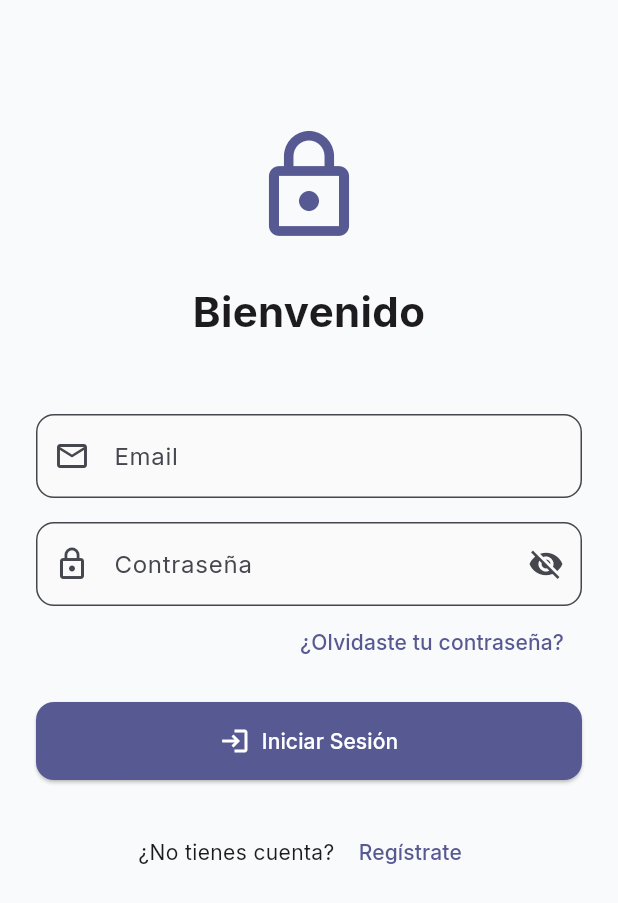
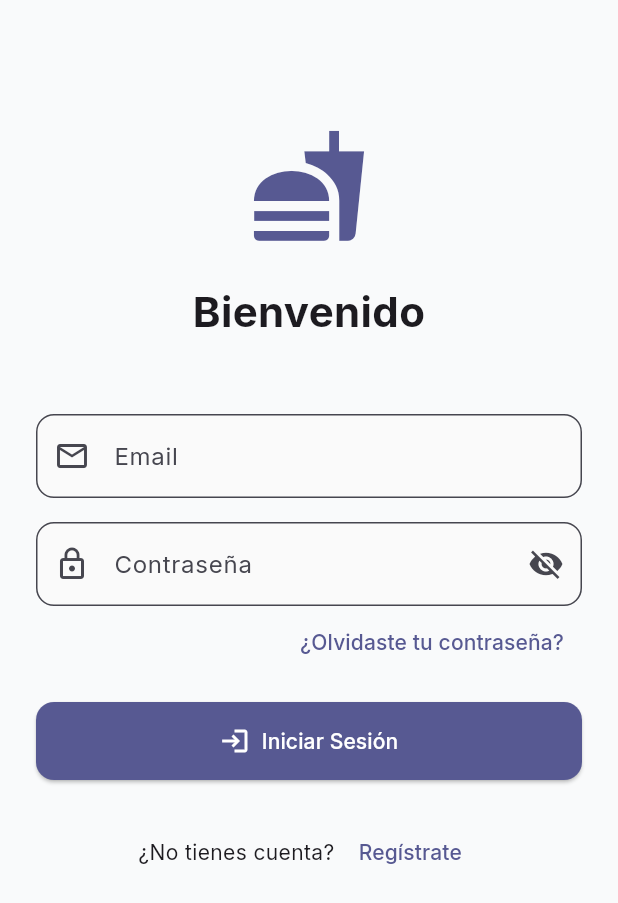
Before and after one commit to CristianTambaco/Deber10, a Flutter app: the screen it shows after launch, on a phone screen of 412 x 824 dp. Shown: the top 903 px of the screen. Run offline on Flutter 3.47's test engine with Material 3 defaults, Android fonts, the phone set to English and light mode, and no system bars; our stand-ins replace dartz, email_validator, equatable, flutter_bloc, flutter_dotenv, flutter_spinkit and 3 more; accounts and stored records are empty.

Commit message:
modified:   mi_app/lib/features/auth/presentation/pages/login_page.dart

```diff
--- a/mi_app/lib/features/auth/presentation/pages/login_page.dart
+++ b/mi_app/lib/features/auth/presentation/pages/login_page.dart
@@ -66,7 +66,7 @@ class _LoginPageState extends State<LoginPage> {
                   crossAxisAlignment: CrossAxisAlignment.stretch,
                   children: [
                     const SizedBox(height: 60),
-                    Icon(Icons.lock_outline, size: 80, color: Theme.of(context).primaryColor),
+                    Icon(Icons.fastfood, size: 80, color: Theme.of(context).primaryColor),
                     const SizedBox(height: 24),
                     const Text('Bienvenido', textAlign: TextAlign.center,
                       style: TextStyle(fontSize: 28, fontWeight: FontWeight.bold)),
```
